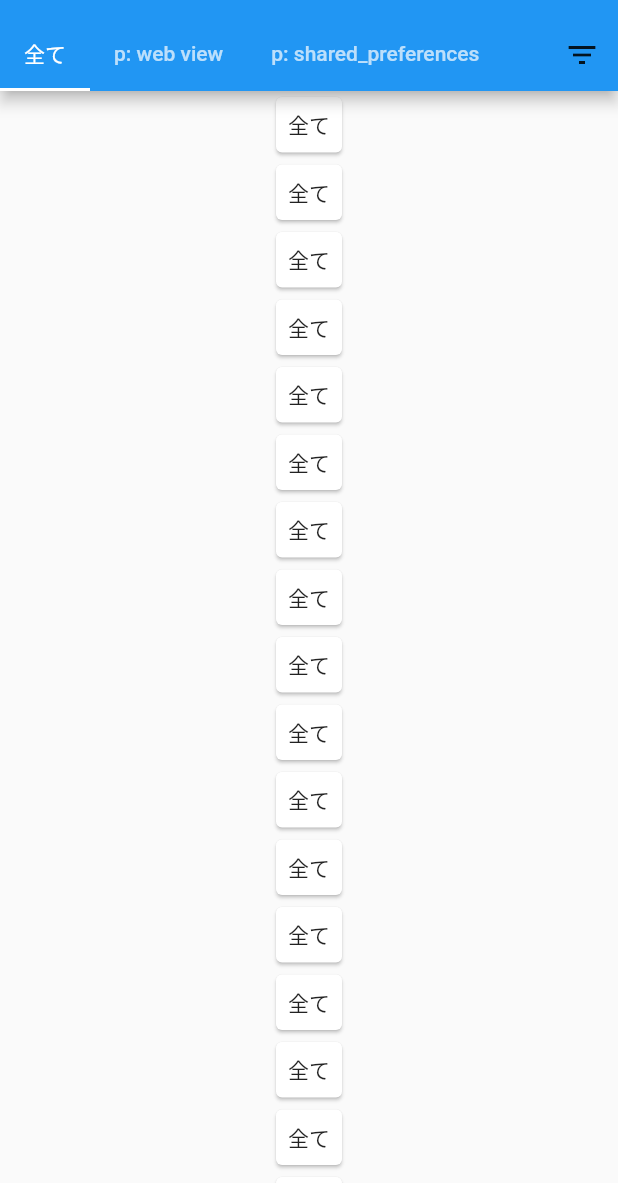
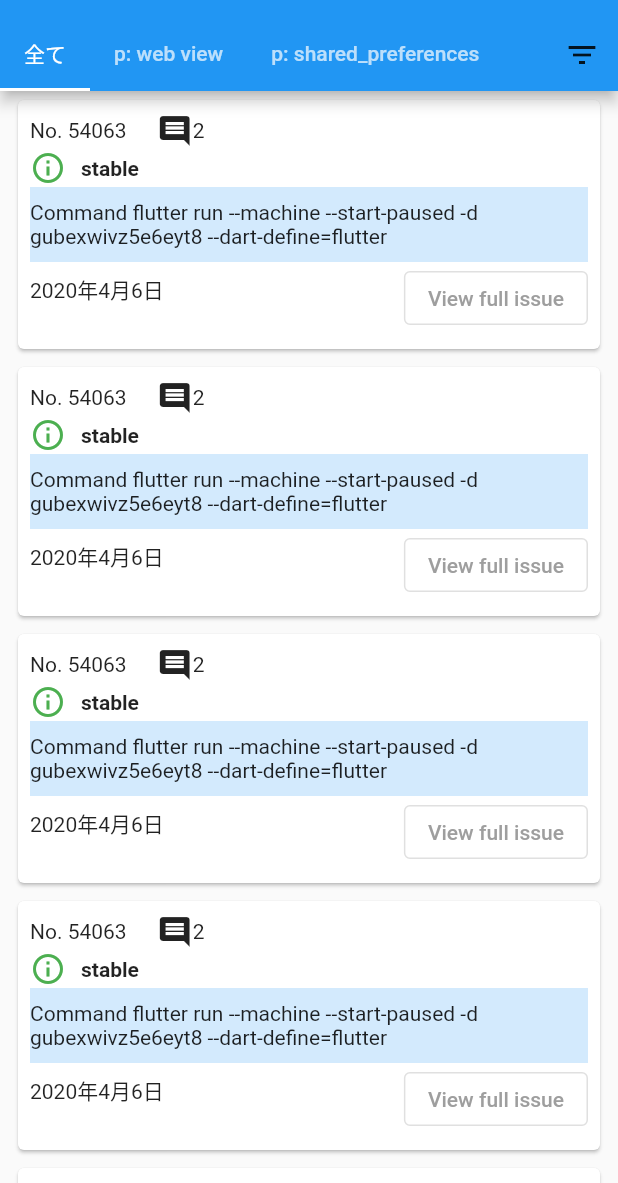
Before and after one commit to ohyeaho/flutter_issues_viewer, a Flutter app: the screen it shows after launch, on a phone screen of 412 x 824 dp, the part 53-1236 px from its top. Run offline on Flutter 3.47's test engine with Material 2 defaults, Android fonts, the phone set to English and light mode, and no system bars.

Commit message:
create issues UI and GitHub api model

```diff
--- /dev/null
+++ b/lib/models/github_api.dart
@@ -0,0 +1,32 @@
+import 'dart:convert';
+
+import 'package:http/http.dart';
+
+class GithubApi {
+  final int? number;
+  final int? commentCount;
+  final String title;
+  final String description;
+  final DateTime? dateTime;
+
+  GithubApi(
+      {this.number,
+      this.commentCount,
+      this.title = '',
+      this.description = '',
+      this.dateTime});
+
+  Future<GithubApi?> getGithubApi() async {
+    String url = 'https://github.com/flutter/flutter/issues';
+    try {
+      var result = await get(Uri.parse(url));
+      Map<String, dynamic> data = jsonDecode(result.body);
+      GithubApi flutterIssues = GithubApi(
+        number: data[0],
+      );
+      return flutterIssues;
+    } catch (e) {
+      return null;
+    }
+  }
+}
--- a/lib/pages/home_page.dart
+++ b/lib/pages/home_page.dart
@@ -1,4 +1,5 @@
 import 'package:flutter/material.dart';
+import 'package:flutter_issues_viewer/models/github_api.dart';
 
 class HomePage extends StatefulWidget {
   const HomePage({Key? key}) : super(key: key);
@@ -54,16 +55,97 @@ class _HomePageState extends State<HomePage>
       children: labels.map((Tab tab) {
         final String label = tab.text!.toLowerCase();
         return ListView.builder(itemBuilder: (context, index) {
-          return Center(
-            child: Card(
-              child: Padding(
-                padding: const EdgeInsets.all(8.0),
-                child: Text(label),
-              ),
-            ),
-          );
+          return _buildCard(label);
         });
       }).toList(),
+    );
+  }
+
+  /// issues内容表示
+  Widget _buildCard(String label) {
+    final flutterIssues = GithubApi(
+      number: 54063,
+      commentCount: 2,
+      title: 'stable',
+      description:
+          'Command flutter run --machine --start-paused -d gubexwivz5e6eyt8 --dart-define=flutter',
+      dateTime: DateTime(2020, 4, 6),
+    );
+
+    return Padding(
+      padding: const EdgeInsets.symmetric(horizontal: 8.0, vertical: 2.0),
+      child: Card(
+        child: Padding(
+          padding: const EdgeInsets.all(8.0),
+          child: SizedBox(
+            height: 150,
+            child: Column(
+              children: [
+                Expanded(
+                  child: Column(
+                    children: [
+                      Expanded(
+                        child: Row(
+                          children: [
+                            Text('No. ${flutterIssues.number}'),
+                            const SizedBox(width: 20),
+                            Row(
+                              children: [
+                                const Icon(Icons.comment),
+                                Text(flutterIssues.commentCount.toString()),
+                              ],
+                            )
+                          ],
+                        ),
+                      ),
+                      Expanded(
+                        child: Row(
+                          children: [
+                            const Icon(
+                              Icons.info_outline,
+                              color: Colors.green,
+                            ),
+                            const SizedBox(width: 10),
+                            Text(
+                              flutterIssues.title,
+                              style:
+                                  const TextStyle(fontWeight: FontWeight.bold),
+                            ),
+                          ],
+                        ),
+                      ),
+                    ],
+                  ),
+                ),
+                Expanded(
+                  child: Container(
+                    color: Colors.blue.withOpacity(0.2),
+                    child: Center(child: Text(flutterIssues.description)),
+                  ),
+                ),
+                Expanded(
+                  child: Row(
+                    mainAxisAlignment: MainAxisAlignment.spaceBetween,
+                    crossAxisAlignment: CrossAxisAlignment.start,
+                    children: [
+                      Padding(
+                        padding: const EdgeInsets.symmetric(vertical: 8.0),
+                        child: Text(
+                            '${flutterIssues.dateTime!.year}年${flutterIssues.dateTime!.month}月${flutterIssues.dateTime!.day}日'),
+                      ),
+                      OutlinedButton(
+                        onPressed: () {},
+                        child: const Text('View full issue'),
+                        style: OutlinedButton.styleFrom(primary: Colors.grey),
+                      ),
+                    ],
+                  ),
+                ),
+              ],
+            ),
+          ),
+        ),
+      ),
     );
   }
 
@@ -105,14 +187,14 @@ class _HomePageState extends State<HomePage>
         onPressed: () {
           showDialog<String>(
               context: context,
-              builder: (BuildContext context) => alertDialog(context));
+              builder: (BuildContext context) => _alertDialog(context));
         },
         icon: const Icon(Icons.filter_list),
       ),
     );
   }
 
-  AlertDialog alertDialog(BuildContext context) {
+  Widget _alertDialog(BuildContext context) {
     return AlertDialog(
       content: SingleChildScrollView(
         child: ListBody(
@@ -145,10 +227,6 @@ class _HomePageState extends State<HomePage>
               ),
             ),
           ),
-          // child: TextButton(
-          //   onPressed: () => Navigator.pop(context, 'OK'),
-          //   child: const Text('OK'),
-          // ),
         ),
       ],
     );
--- a/pubspec.yaml
+++ b/pubspec.yaml
@@ -34,6 +34,7 @@ dependencies:
   # The following adds the Cupertino Icons font to your application.
   # Use with the CupertinoIcons class for iOS style icons.
   cupertino_icons: ^1.0.2
+  http: ^0.13.4
 
 dev_dependencies:
   flutter_test:
```
Also changed, not shown: pubspec.lock, 1 other file.
